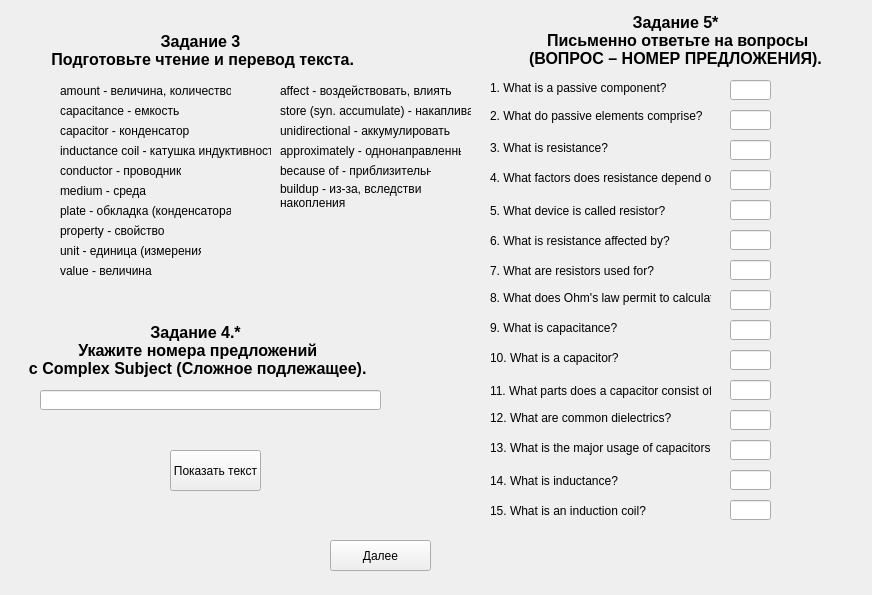
Before: the Qt Designer form server/UI/variant_2/zadanie3_4_5_part1_var2.ui in Scykorr/dmitr_client_serv_test, drawn with Qt 5.
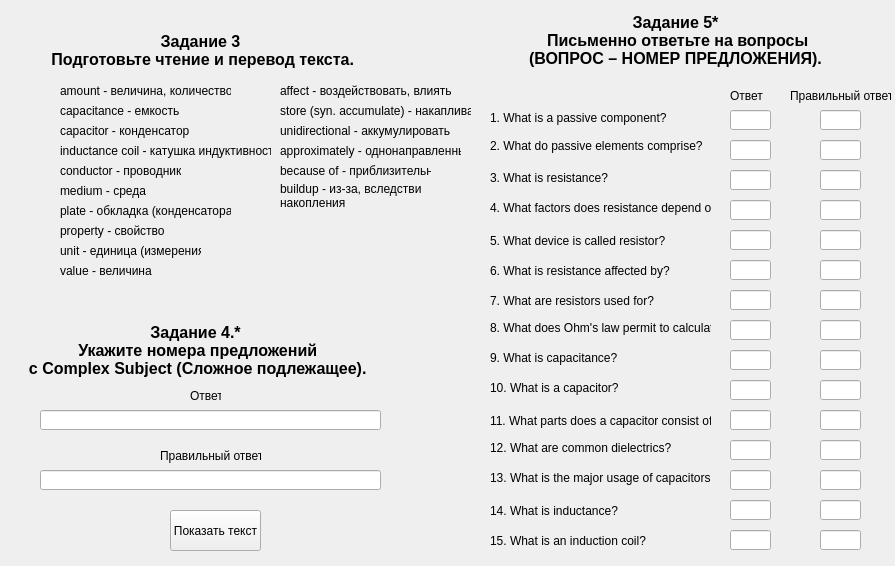
After: the same form once the commit is applied.

The edit to the form file:
```diff
--- a/server/UI/variant_2/zadanie3_4_5_part1_var2.ui
+++ b/server/UI/variant_2/zadanie3_4_5_part1_var2.ui
@@ -6,8 +6,8 @@
    <rect>
     <x>0</x>
     <y>0</y>
-    <width>872</width>
-    <height>595</height>
+    <width>895</width>
+    <height>566</height>
    </rect>
   </property>
   <property name="windowTitle">
@@ -44,19 +44,6 @@
     <set>Qt::AlignCenter</set>
    </property>
   </widget>
-  <widget class="QPushButton" name="pushButton_answer">
-   <property name="geometry">
-    <rect>
-     <x>330</x>
-     <y>540</y>
-     <width>101</width>
-     <height>31</height>
-    </rect>
-   </property>
-   <property name="text">
-    <string>Далее</string>
-   </property>
-  </widget>
   <widget class="QLabel" name="label">
    <property name="geometry">
     <rect>
@@ -270,7 +257,7 @@
    <property name="geometry">
     <rect>
      <x>170</x>
-     <y>450</y>
+     <y>510</y>
      <width>91</width>
      <height>41</height>
     </rect>
@@ -315,7 +302,7 @@
    <property name="geometry">
     <rect>
      <x>40</x>
-     <y>390</y>
+     <y>410</y>
      <width>341</width>
      <height>20</height>
     </rect>
@@ -357,7 +344,7 @@
    <property name="geometry">
     <rect>
      <x>490</x>
-     <y>80</y>
+     <y>110</y>
      <width>221</width>
      <height>16</height>
     </rect>
@@ -370,7 +357,7 @@
    <property name="geometry">
     <rect>
      <x>730</x>
-     <y>80</y>
+     <y>110</y>
      <width>41</width>
      <height>20</height>
     </rect>
@@ -380,7 +367,7 @@
    <property name="geometry">
     <rect>
      <x>490</x>
-     <y>100</y>
+     <y>130</y>
      <width>221</width>
      <height>31</height>
     </rect>
@@ -393,7 +380,7 @@
    <property name="geometry">
     <rect>
      <x>730</x>
-     <y>110</y>
+     <y>140</y>
      <width>41</width>
      <height>20</height>
     </rect>
@@ -403,7 +390,7 @@
    <property name="geometry">
     <rect>
      <x>490</x>
-     <y>140</y>
+     <y>170</y>
      <width>221</width>
      <height>16</height>
     </rect>
@@ -416,7 +403,7 @@
    <property name="geometry">
     <rect>
      <x>730</x>
-     <y>140</y>
+     <y>170</y>
      <width>41</width>
      <height>20</height>
     </rect>
@@ -426,7 +413,7 @@
    <property name="geometry">
     <rect>
      <x>490</x>
-     <y>170</y>
+     <y>200</y>
      <width>221</width>
      <height>16</height>
     </rect>
@@ -439,7 +426,7 @@
    <property name="geometry">
     <rect>
      <x>730</x>
-     <y>170</y>
+     <y>200</y>
      <width>41</width>
      <height>20</height>
     </rect>
@@ -449,7 +436,7 @@
    <property name="geometry">
     <rect>
      <x>490</x>
-     <y>200</y>
+     <y>230</y>
      <width>221</width>
      <height>21</height>
     </rect>
@@ -462,7 +449,7 @@
    <property name="geometry">
     <rect>
      <x>730</x>
-     <y>200</y>
+     <y>230</y>
      <width>41</width>
      <height>20</height>
     </rect>
@@ -472,7 +459,7 @@
    <property name="geometry">
     <rect>
      <x>490</x>
-     <y>230</y>
+     <y>260</y>
      <width>221</width>
      <height>21</height>
     </rect>
@@ -485,7 +472,7 @@
    <property name="geometry">
     <rect>
      <x>730</x>
-     <y>230</y>
+     <y>260</y>
      <width>41</width>
      <height>20</height>
     </rect>
@@ -495,7 +482,7 @@
    <property name="geometry">
     <rect>
      <x>490</x>
-     <y>260</y>
+     <y>290</y>
      <width>221</width>
      <height>21</height>
     </rect>
@@ -508,7 +495,7 @@
    <property name="geometry">
     <rect>
      <x>730</x>
-     <y>260</y>
+     <y>290</y>
      <width>41</width>
      <height>20</height>
     </rect>
@@ -518,7 +505,7 @@
    <property name="geometry">
     <rect>
      <x>490</x>
-     <y>290</y>
+     <y>320</y>
      <width>221</width>
      <height>16</height>
     </rect>
@@ -531,7 +518,7 @@
    <property name="geometry">
     <rect>
      <x>730</x>
-     <y>290</y>
+     <y>320</y>
      <width>41</width>
      <height>20</height>
     </rect>
@@ -541,7 +528,7 @@
    <property name="geometry">
     <rect>
      <x>490</x>
-     <y>320</y>
+     <y>350</y>
      <width>221</width>
      <height>16</height>
     </rect>
@@ -554,7 +541,7 @@
    <property name="geometry">
     <rect>
      <x>730</x>
-     <y>320</y>
+     <y>350</y>
      <width>41</width>
      <height>20</height>
     </rect>
@@ -564,7 +551,7 @@
    <property name="geometry">
     <rect>
      <x>490</x>
-     <y>350</y>
+     <y>380</y>
      <width>221</width>
      <height>16</height>
     </rect>
@@ -577,7 +564,7 @@
    <property name="geometry">
     <rect>
      <x>730</x>
-     <y>350</y>
+     <y>380</y>
      <width>41</width>
      <height>20</height>
     </rect>
@@ -587,7 +574,7 @@
    <property name="geometry">
     <rect>
      <x>490</x>
-     <y>380</y>
+     <y>410</y>
      <width>221</width>
      <height>21</height>
     </rect>
@@ -600,7 +587,7 @@
    <property name="geometry">
     <rect>
      <x>730</x>
-     <y>380</y>
+     <y>410</y>
      <width>41</width>
      <height>20</height>
     </rect>
@@ -610,7 +597,7 @@
    <property name="geometry">
     <rect>
      <x>490</x>
-     <y>410</y>
+     <y>440</y>
      <width>221</width>
      <height>16</height>
     </rect>
@@ -623,7 +610,7 @@
    <property name="geometry">
     <rect>
      <x>730</x>
-     <y>410</y>
+     <y>440</y>
      <width>41</width>
      <height>20</height>
     </rect>
@@ -633,7 +620,7 @@
    <property name="geometry">
     <rect>
      <x>490</x>
-     <y>440</y>
+     <y>470</y>
      <width>221</width>
      <height>16</height>
     </rect>
@@ -646,7 +633,7 @@
    <property name="geometry">
     <rect>
      <x>730</x>
-     <y>440</y>
+     <y>470</y>
      <width>41</width>
      <height>20</height>
     </rect>
@@ -656,7 +643,7 @@
    <property name="geometry">
     <rect>
      <x>490</x>
-     <y>470</y>
+     <y>500</y>
      <width>221</width>
      <height>21</height>
     </rect>
@@ -669,7 +656,7 @@
    <property name="geometry">
     <rect>
      <x>730</x>
-     <y>470</y>
+     <y>500</y>
      <width>41</width>
      <height>20</height>
     </rect>
@@ -679,7 +666,7 @@
    <property name="geometry">
     <rect>
      <x>490</x>
-     <y>500</y>
+     <y>530</y>
      <width>221</width>
      <height>21</height>
     </rect>
@@ -692,23 +679,222 @@
    <property name="geometry">
     <rect>
      <x>730</x>
+     <y>530</y>
+     <width>41</width>
+     <height>20</height>
+    </rect>
+   </property>
+  </widget>
+  <widget class="QLineEdit" name="lineEdit_zadanie4_2">
+   <property name="geometry">
+    <rect>
+     <x>40</x>
+     <y>470</y>
+     <width>341</width>
+     <height>20</height>
+    </rect>
+   </property>
+  </widget>
+  <widget class="QLabel" name="label_13">
+   <property name="geometry">
+    <rect>
+     <x>190</x>
+     <y>380</y>
+     <width>31</width>
+     <height>31</height>
+    </rect>
+   </property>
+   <property name="text">
+    <string>Ответ</string>
+   </property>
+  </widget>
+  <widget class="QLabel" name="label_15">
+   <property name="geometry">
+    <rect>
+     <x>160</x>
+     <y>440</y>
+     <width>101</width>
+     <height>31</height>
+    </rect>
+   </property>
+   <property name="text">
+    <string>Правильный ответ</string>
+   </property>
+  </widget>
+  <widget class="QLineEdit" name="lineEdit_zadane5_16">
+   <property name="geometry">
+    <rect>
+     <x>820</x>
+     <y>110</y>
+     <width>41</width>
+     <height>20</height>
+    </rect>
+   </property>
+  </widget>
+  <widget class="QLineEdit" name="lineEdit_zadane5_17">
+   <property name="geometry">
+    <rect>
+     <x>820</x>
+     <y>140</y>
+     <width>41</width>
+     <height>20</height>
+    </rect>
+   </property>
+  </widget>
+  <widget class="QLineEdit" name="lineEdit_zadane5_18">
+   <property name="geometry">
+    <rect>
+     <x>820</x>
+     <y>170</y>
+     <width>41</width>
+     <height>20</height>
+    </rect>
+   </property>
+  </widget>
+  <widget class="QLineEdit" name="lineEdit_zadane5_19">
+   <property name="geometry">
+    <rect>
+     <x>820</x>
+     <y>200</y>
+     <width>41</width>
+     <height>20</height>
+    </rect>
+   </property>
+  </widget>
+  <widget class="QLineEdit" name="lineEdit_zadane5_20">
+   <property name="geometry">
+    <rect>
+     <x>820</x>
+     <y>230</y>
+     <width>41</width>
+     <height>20</height>
+    </rect>
+   </property>
+  </widget>
+  <widget class="QLineEdit" name="lineEdit_zadane5_21">
+   <property name="geometry">
+    <rect>
+     <x>820</x>
+     <y>260</y>
+     <width>41</width>
+     <height>20</height>
+    </rect>
+   </property>
+  </widget>
+  <widget class="QLineEdit" name="lineEdit_zadane5_22">
+   <property name="geometry">
+    <rect>
+     <x>820</x>
+     <y>290</y>
+     <width>41</width>
+     <height>20</height>
+    </rect>
+   </property>
+  </widget>
+  <widget class="QLineEdit" name="lineEdit_zadane5_23">
+   <property name="geometry">
+    <rect>
+     <x>820</x>
+     <y>320</y>
+     <width>41</width>
+     <height>20</height>
+    </rect>
+   </property>
+  </widget>
+  <widget class="QLineEdit" name="lineEdit_zadane5_24">
+   <property name="geometry">
+    <rect>
+     <x>820</x>
+     <y>350</y>
+     <width>41</width>
+     <height>20</height>
+    </rect>
+   </property>
+  </widget>
+  <widget class="QLineEdit" name="lineEdit_zadane5_25">
+   <property name="geometry">
+    <rect>
+     <x>820</x>
+     <y>380</y>
+     <width>41</width>
+     <height>20</height>
+    </rect>
+   </property>
+  </widget>
+  <widget class="QLineEdit" name="lineEdit_zadane5_26">
+   <property name="geometry">
+    <rect>
+     <x>820</x>
+     <y>410</y>
+     <width>41</width>
+     <height>20</height>
+    </rect>
+   </property>
+  </widget>
+  <widget class="QLineEdit" name="lineEdit_zadane5_27">
+   <property name="geometry">
+    <rect>
+     <x>820</x>
+     <y>440</y>
+     <width>41</width>
+     <height>20</height>
+    </rect>
+   </property>
+  </widget>
+  <widget class="QLineEdit" name="lineEdit_zadane5_28">
+   <property name="geometry">
+    <rect>
+     <x>820</x>
+     <y>470</y>
+     <width>41</width>
+     <height>20</height>
+    </rect>
+   </property>
+  </widget>
+  <widget class="QLineEdit" name="lineEdit_zadane5_29">
+   <property name="geometry">
+    <rect>
+     <x>820</x>
      <y>500</y>
      <width>41</width>
      <height>20</height>
     </rect>
    </property>
   </widget>
-  <widget class="QLabel" name="label_timer">
+  <widget class="QLineEdit" name="lineEdit_zadane5_30">
    <property name="geometry">
     <rect>
-     <x>470</x>
-     <y>540</y>
-     <width>171</width>
+     <x>820</x>
+     <y>530</y>
+     <width>41</width>
+     <height>20</height>
+    </rect>
+   </property>
+  </widget>
+  <widget class="QLabel" name="label_17">
+   <property name="geometry">
+    <rect>
+     <x>730</x>
+     <y>80</y>
+     <width>41</width>
      <height>31</height>
     </rect>
    </property>
    <property name="text">
-    <string/>
+    <string>Ответ</string>
+   </property>
+  </widget>
+  <widget class="QLabel" name="label_19">
+   <property name="geometry">
+    <rect>
+     <x>790</x>
+     <y>80</y>
+     <width>101</width>
+     <height>31</height>
+    </rect>
+   </property>
+   <property name="text">
+    <string>Правильный ответ</string>
    </property>
   </widget>
  </widget>
```
